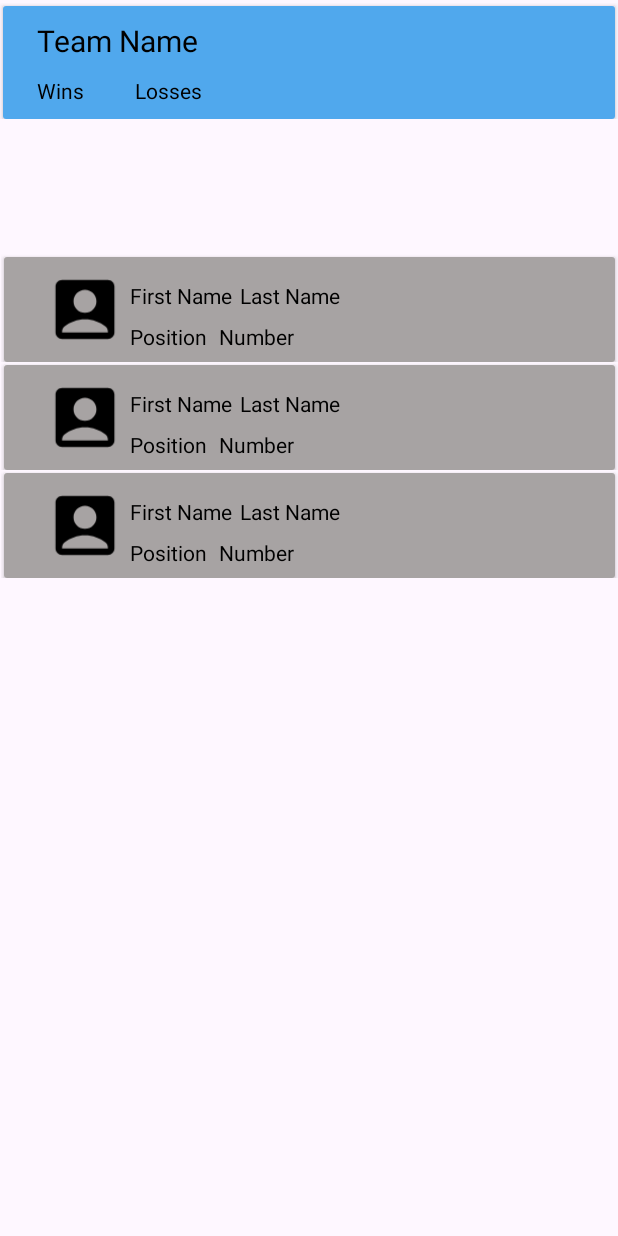
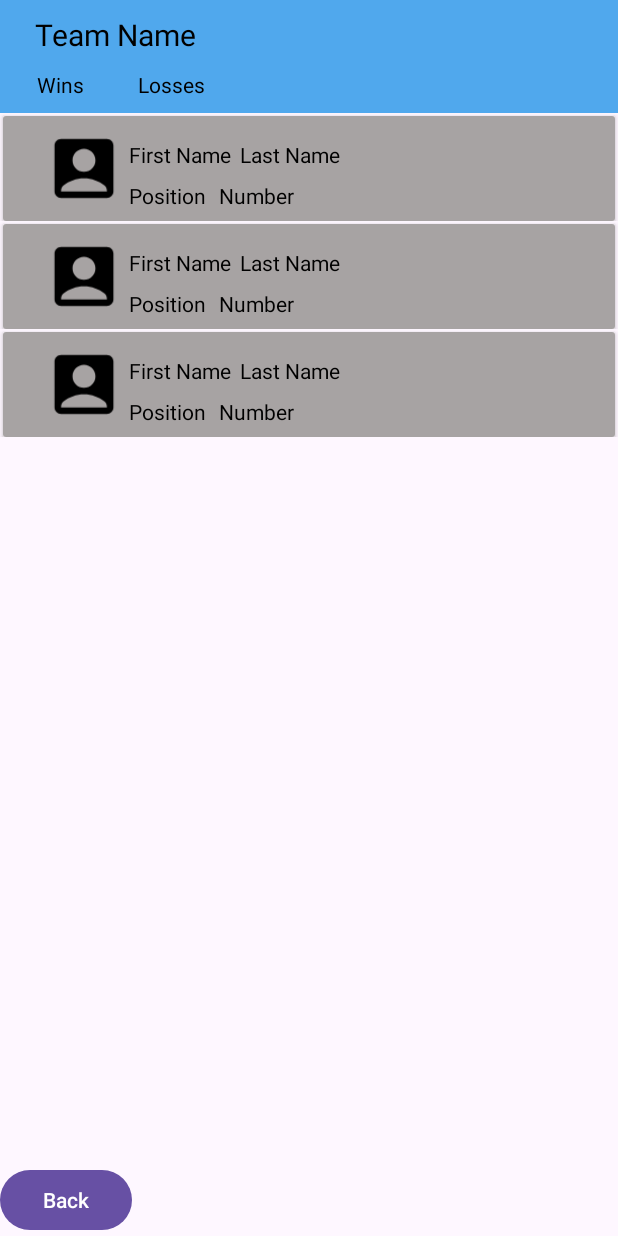
Before and after one commit to t-wing11/NBA-project, an Android app: the layout team_page.xml on its own in the app's theme, with its tools: preview values and no code run, on a phone screen of 412 x 824 dp. Run offline under Robolectric (Android 15) with nearby library versions, the phone set to English and light mode, and no system bars.

Commit message:
Implemented Sorting and Team page with player roster

```diff
--- a/android_app/app/build.gradle.kts
+++ b/android_app/app/build.gradle.kts
@@ -1,3 +1,5 @@
+import org.jetbrains.kotlin.storage.CacheResetOnProcessCanceled.enabled
+
 plugins {
     id("com.android.application")
     id("org.jetbrains.kotlin.android")
@@ -6,6 +8,8 @@ plugins {
 android {
     namespace = "com.example.nba_app_project"
     compileSdk = 34
+
+
 
     defaultConfig {
         applicationId = "com.example.nba_app_project"
--- a/android_app/app/src/main/java/com/example/nba_app_project/TeamViewModel.kt
+++ b/android_app/app/src/main/java/com/example/nba_app_project/TeamViewModel.kt
@@ -32,4 +32,5 @@ class TeamViewModel: ViewModel() {
     fun observeTeamLiveData() : LiveData<List<TeamsItem>> {
         return teamLiveData
     }
+
 }
--- a/android_app/app/src/main/res/layout/team_page.xml
+++ b/android_app/app/src/main/res/layout/team_page.xml
@@ -5,25 +5,73 @@
     android:layout_width="match_parent"
     android:layout_height="match_parent">
 
+    <androidx.constraintlayout.widget.ConstraintLayout
+        android:id="@+id/constraintLayout"
+        android:layout_width="match_parent"
+        android:layout_height="75dp"
+        android:background="#50A8ED"
+        app:layout_constraintEnd_toEndOf="parent"
+        app:layout_constraintStart_toStartOf="parent"
+        app:layout_constraintTop_toTopOf="parent">
+
+        <TextView
+            android:id="@+id/TeamName"
+            android:layout_width="wrap_content"
+            android:layout_height="wrap_content"
+            android:text="@string/team_name"
+            android:textColor="#000000"
+            android:textSize="20sp"
+            app:layout_constraintBottom_toTopOf="@+id/wins"
+            app:layout_constraintEnd_toEndOf="parent"
+            app:layout_constraintHorizontal_bias="0.076"
+            app:layout_constraintStart_toStartOf="parent"
+            app:layout_constraintTop_toTopOf="parent"
+            app:layout_constraintVertical_bias="0.5" />
+
+        <TextView
+            android:id="@+id/wins"
+            android:layout_width="wrap_content"
+            android:layout_height="wrap_content"
+            android:layout_marginStart="24dp"
+            android:layout_marginEnd="36dp"
+            android:text="@string/team_wins"
+            android:textColor="#000000"
+            app:layout_constraintBottom_toBottomOf="parent"
+            app:layout_constraintEnd_toStartOf="@+id/losses"
+            app:layout_constraintStart_toStartOf="parent"
+            app:layout_constraintTop_toBottomOf="@+id/TeamName"
+            app:layout_constraintVertical_bias="0.5" />
+
+        <TextView
+            android:id="@+id/losses"
+            android:layout_width="wrap_content"
+            android:layout_height="wrap_content"
+            android:layout_marginEnd="275dp"
+            android:text="@string/team_losses"
+            android:textColor="#000000"
+            app:layout_constraintBottom_toBottomOf="parent"
+            app:layout_constraintEnd_toEndOf="parent"
+            app:layout_constraintTop_toBottomOf="@+id/TeamName"
+            app:layout_constraintVertical_bias="0.5" />
+    </androidx.constraintlayout.widget.ConstraintLayout>
+
     <androidx.recyclerview.widget.RecyclerView
-        android:layout_width="411dp"
-        android:layout_height="571dp"
-        android:layout_marginTop="7dp"
-        android:layout_marginBottom="1dp"
+        android:id="@+id/player_recycle"
+        android:layout_width="wrap_content"
+        android:layout_height="0dp"
         app:layout_constraintBottom_toBottomOf="parent"
         app:layout_constraintEnd_toEndOf="parent"
+        app:layout_constraintHorizontal_bias="0.666"
         app:layout_constraintStart_toStartOf="parent"
-        app:layout_constraintTop_toBottomOf="@+id/include"
+        app:layout_constraintTop_toBottomOf="@+id/constraintLayout"
         tools:listitem="@layout/player_card" />
 
-    <include
-        android:id="@+id/include"
-        layout="@layout/team_card"
+    <Button
+        android:id="@+id/button"
         android:layout_width="wrap_content"
         android:layout_height="wrap_content"
-        android:layout_marginTop="2dp"
-        app:layout_constraintEnd_toEndOf="parent"
-        app:layout_constraintStart_toStartOf="parent"
-        app:layout_constraintTop_toTopOf="parent" />
+        android:text="Back"
+        app:layout_constraintBottom_toBottomOf="parent"
+        app:layout_constraintStart_toStartOf="parent" />
 
 </androidx.constraintlayout.widget.ConstraintLayout>
```
Also changed, not shown: android_app/app/src/main/AndroidManifest.xml (+7 -1 lines), android_app/app/src/main/java/com/example/nba_app_project/MainActivity.kt (+17 -16 lines), android_app/app/src/main/java/com/example/nba_app_project/MainActivity2.kt (added, +61 -0 lines), android_app/app/src/main/java/com/example/nba_app_project/PlayerAdapter.kt (added, +42 -0 lines), android_app/app/src/main/java/com/example/nba_app_project/TeamAdapter.kt (+15 -2 lines), android_app/app/src/main/res/layout/activity_main.xml (+9 -1 lines).
